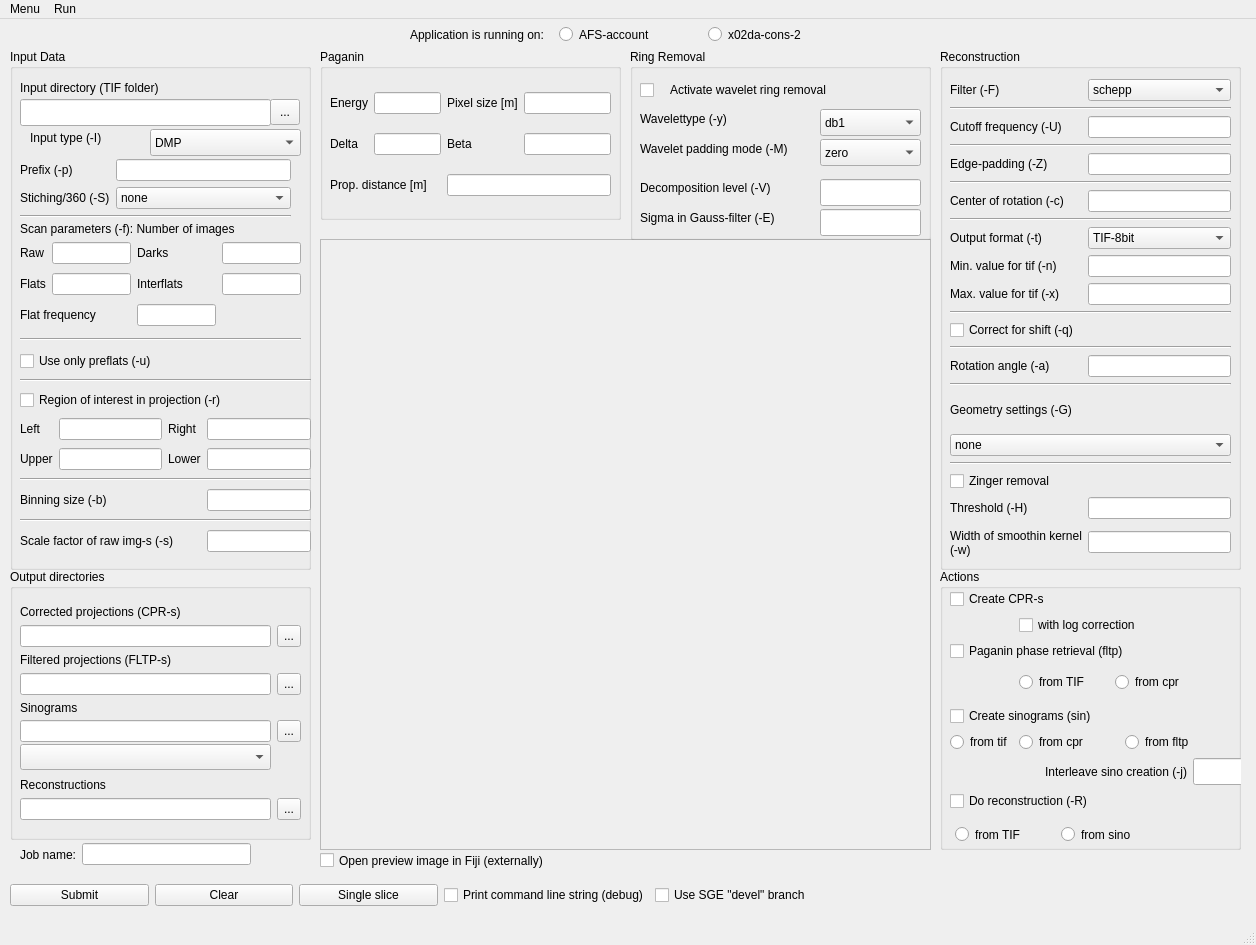
Qt form ui_files/main.ui (gnudo/grecoman) before a commit.
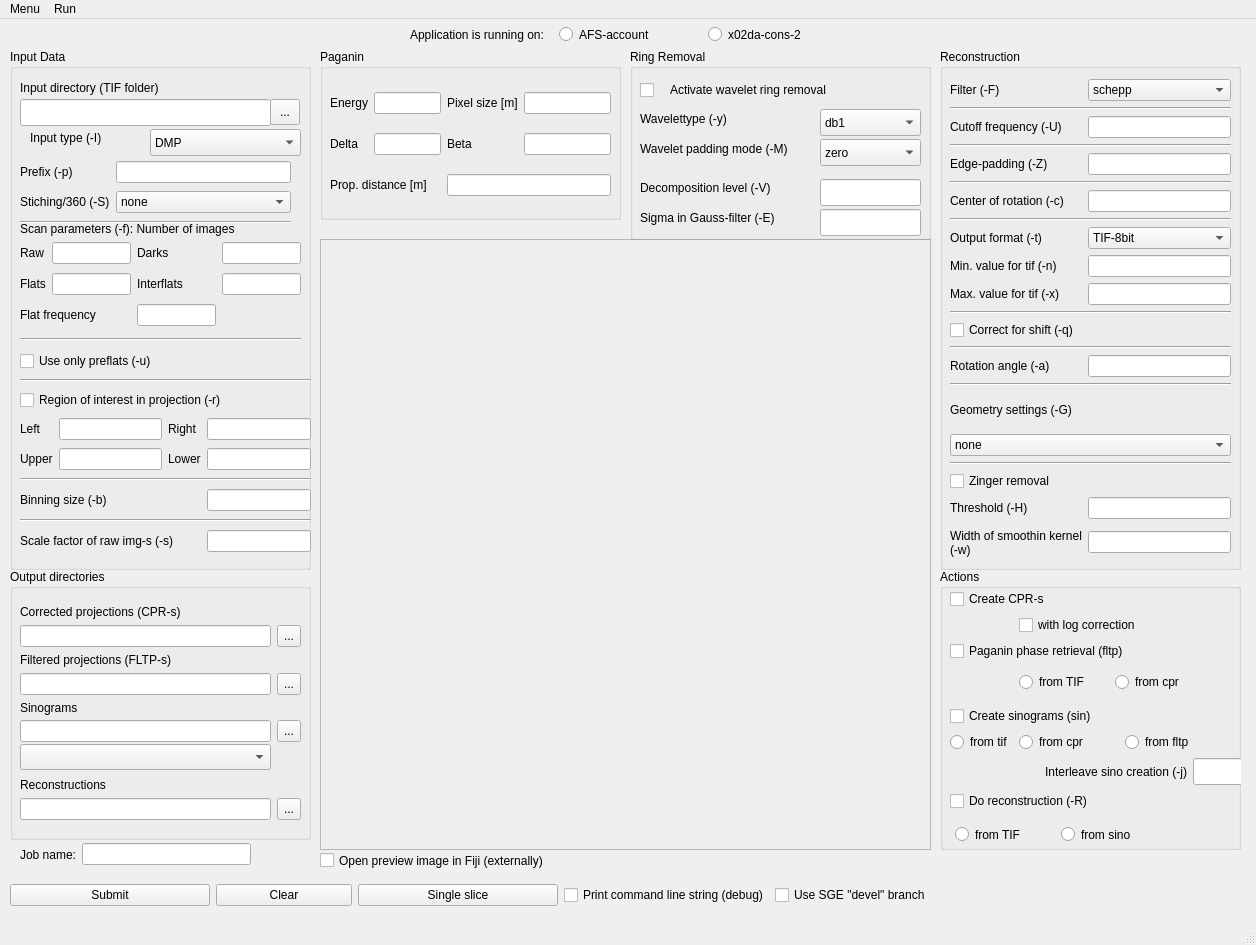
The same form after that commit.

Commit message: added Merlin functionality to GUI and reserved "target" property for future implementation of Merlin

Diff of the .ui file:
```diff
--- a/ui_files/main.ui
+++ b/ui_files/main.ui
@@ -322,7 +322,7 @@
        <x>10</x>
        <y>110</y>
        <width>271</width>
-       <height>61</height>
+       <height>67</height>
       </rect>
      </property>
      <layout class="QGridLayout" name="gridLayout_8">
@@ -1497,13 +1497,19 @@
      <rect>
       <x>10</x>
       <y>860</y>
-      <width>801</width>
+      <width>921</width>
       <height>32</height>
      </rect>
     </property>
     <layout class="QGridLayout" name="gridLayout_9">
      <item row="0" column="2">
       <widget class="QPushButton" name="singleslice">
+       <property name="minimumSize">
+        <size>
+         <width>200</width>
+         <height>0</height>
+        </size>
+       </property>
        <property name="text">
         <string>Single slice</string>
        </property>
@@ -1511,6 +1517,12 @@
      </item>
      <item row="0" column="0">
       <widget class="QPushButton" name="submit">
+       <property name="minimumSize">
+        <size>
+         <width>200</width>
+         <height>0</height>
+        </size>
+       </property>
        <property name="text">
         <string>Submit</string>
        </property>
```
Left out of the diff: 2 changed lines with no effect on the pictures. The commit also changes 3 other files.
